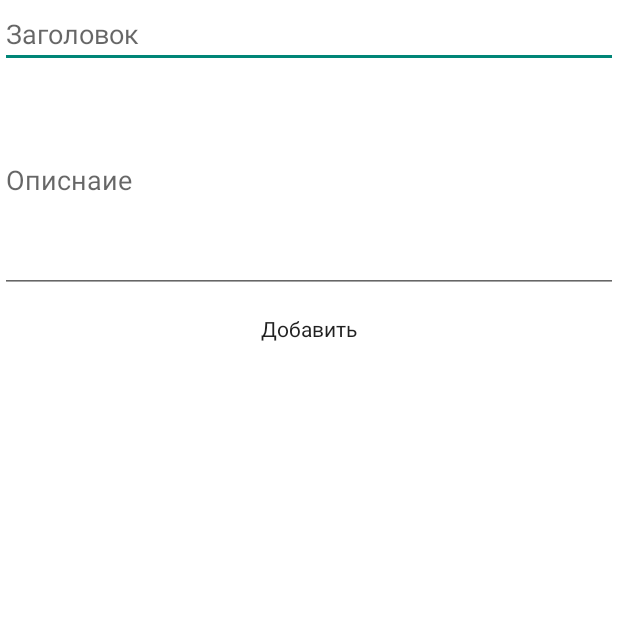
After one commit to AndreyKolyanov/Reminder, an Android app: the AddActivity screen opened directly, with no data from a screen before it, on a phone screen of 412 x 824 dp, the top half of it. The commit adds this screen. Run offline under Robolectric (Android 15) with nearby library versions, the phone set to English and light mode, and no system bars.

Commit message:
added to the database, cardview, and AddActivity

```diff
--- a/app/src/main/AndroidManifest.xml
+++ b/app/src/main/AndroidManifest.xml
@@ -16,6 +16,10 @@
                 <category android:name="android.intent.category.LAUNCHER" />
             </intent-filter>
         </activity>
+        <activity android:name=".AddActivity"
+                  android:label="@string/app_name">
+
+        </activity>
     </application>
 
 </manifest>
--- /dev/null
+++ b/app/src/main/java/tk/kolyanov/reminder/AddActivity.java
@@ -0,0 +1,30 @@
+package tk.kolyanov.reminder;
+
+import android.app.Fragment;
+import android.app.FragmentManager;
+import android.app.FragmentTransaction;
+import android.os.Bundle;
+import android.support.v7.app.AppCompatActivity;
+import android.support.v7.widget.Toolbar;
+
+
+public class AddActivity extends AppCompatActivity {
+
+    @Override
+    protected void onCreate(Bundle savedInstanceState) {
+        super.onCreate(savedInstanceState);
+        setContentView(R.layout.add_activity);
+
+        Toolbar toolbar = (Toolbar) findViewById(R.id.view);
+        if (toolbar != null) {
+            setSupportActionBar(toolbar);
+        }
+
+        Fragment add = new AddFragment();
+        FragmentManager fm = getFragmentManager();
+        FragmentTransaction ft = fm.beginTransaction();
+        ft.replace(R.id.fragmentContainer, add);
+        ft.addToBackStack(null);
+        ft.commit();
+    }
+}
--- /dev/null
+++ b/app/src/main/java/tk/kolyanov/reminder/AddFragment.java
@@ -0,0 +1,17 @@
+package tk.kolyanov.reminder;
+
+import android.app.DialogFragment;
+import android.os.Bundle;
+import android.view.LayoutInflater;
+import android.view.View;
+import android.view.ViewGroup;
+
+public class AddFragment extends DialogFragment {
+
+    @Override
+    public View onCreateView(LayoutInflater inflater, ViewGroup container,
+                             Bundle savedInstanceState) {
+        return inflater.inflate(R.layout.add_fragment, null);
+    }
+
+}
--- /dev/null
+++ b/app/src/main/res/layout/add_activity.xml
@@ -0,0 +1,7 @@
+<?xml version="1.0" encoding="utf-8"?>
+<FrameLayout xmlns:android="http://schemas.android.com/apk/res/android"
+             android:layout_width="match_parent"
+             android:layout_height="match_parent"
+             android:id="@+id/fragmentContainer">
+
+</FrameLayout>
--- /dev/null
+++ b/app/src/main/res/layout/add_fragment.xml
@@ -0,0 +1,33 @@
+<?xml version="1.0" encoding="utf-8"?>
+<LinearLayout xmlns:android="http://schemas.android.com/apk/res/android"
+              android:orientation="vertical"
+              android:layout_width="match_parent"
+              android:layout_height="match_parent"
+              android:layout_margin="@dimen/abc_action_bar_content_inset_material"
+              android:weightSum="1"
+              android:background="@color/cardview_light_background">
+
+    <EditText
+        android:layout_width="match_parent"
+        android:layout_height="wrap_content"
+        android:id="@+id/headerEdit"
+        android:layout_gravity="center_horizontal"
+        android:hint="@string/header"/>
+
+    <EditText
+        android:layout_width="match_parent"
+        android:layout_height="150dp"
+        android:inputType="textMultiLine"
+        android:ems="10"
+        android:id="@+id/descriptionEdit"
+        android:layout_gravity="center_horizontal"
+        android:hint="@string/description"/>
+
+    <Button
+        android:layout_width="wrap_content"
+        android:layout_height="wrap_content"
+        android:text="@string/addButton"
+        android:id="@+id/addButton"
+        android:layout_gravity="center_horizontal"
+        style="@style/Base.Widget.AppCompat.Toolbar.Button.Navigation"/>
+</LinearLayout>
--- a/app/src/main/res/values/strings.xml
+++ b/app/src/main/res/values/strings.xml
@@ -3,4 +3,9 @@
 
     <string name="hello_world">Hello world!</string>
     <string name="action_settings">Settings</string>
+
+    <string name="header">Заголовок</string>
+    <string name="description">Описнаие</string>
+    <string name="addButton">Добавить</string>
+
 </resources>
```
Also changed, not shown: app/src/main/java/tk/kolyanov/reminder/DataBaseHelper.java (added, +49 -0 lines), app/src/main/java/tk/kolyanov/reminder/MainActivity.java (+20 -3 lines), app/src/main/res/layout/activity_main.xml (+4 -4 lines), app/src/main/res/layout/reminder_list_item.xml (+27 -7 lines).
